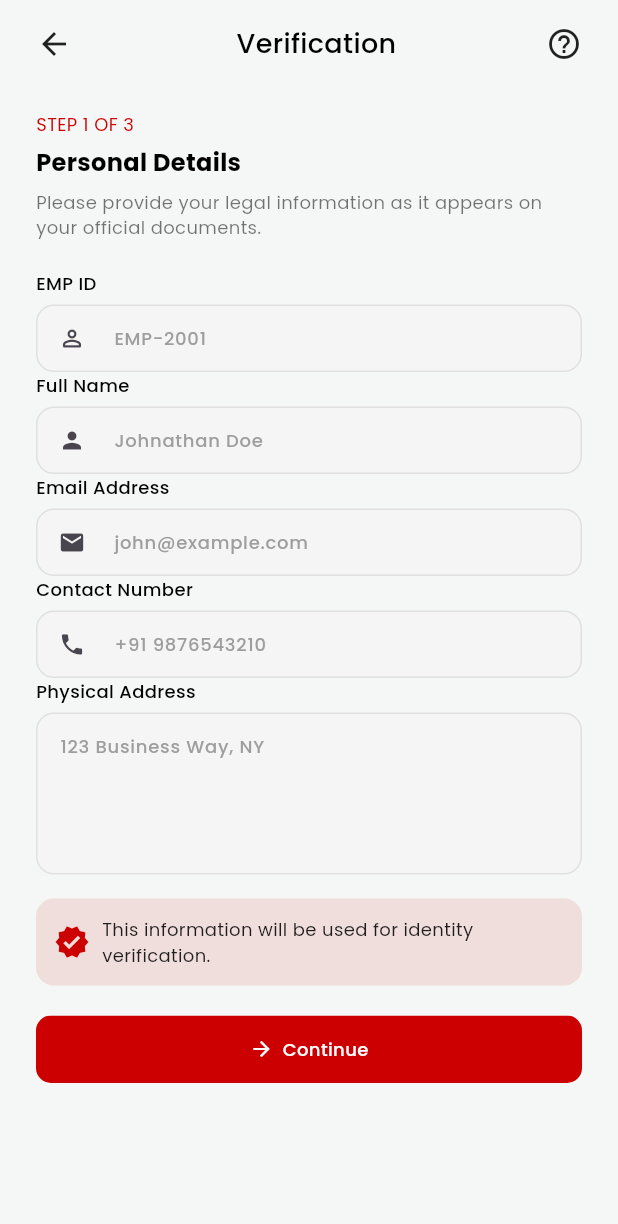
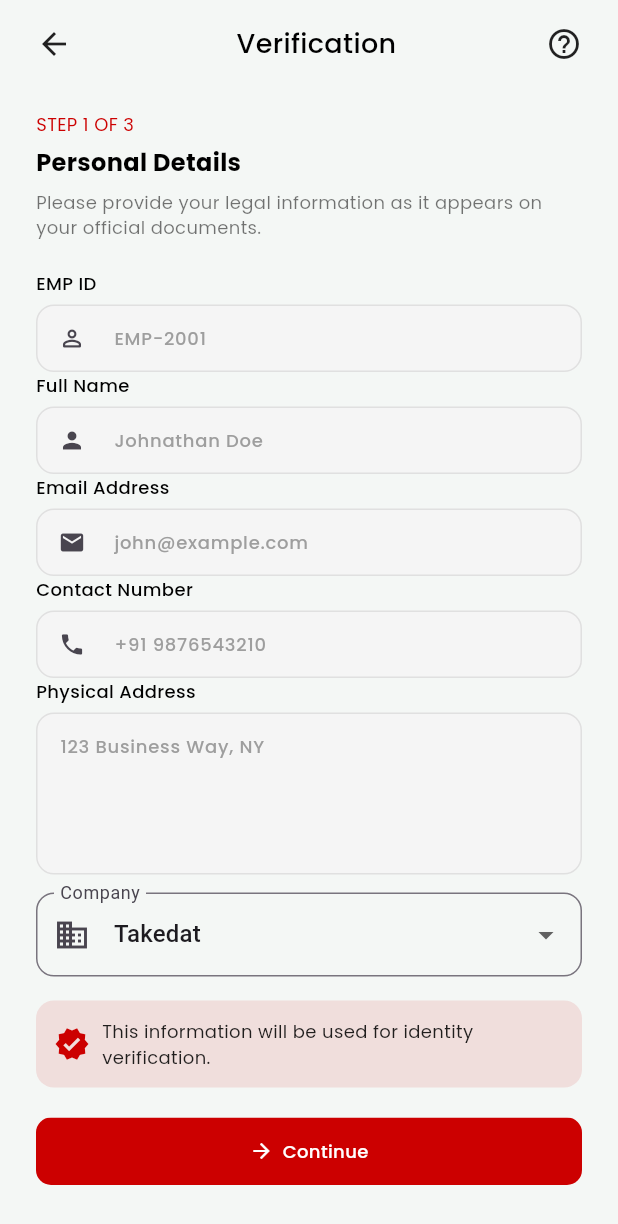
Before and after one commit to HimanshuSwami-Developer/Takedat_System, a Flutter app: the RegisterScreen screen opened by its route, on a phone screen of 412 x 824 dp. Shown: the top 1224 px of the screen. Run offline on Flutter 3.47's test engine with Material 3 defaults, Android fonts, the phone set to English and light mode, and no system bars; our stand-ins replace bloc, flutter_bloc, go_router, google_fonts, image_picker, pdf and 4 more; missing offline and left inert: dart:html, google_mlkit_text_recognition; accounts and stored records are empty.

Commit message:
add company code in this

```diff
--- a/lib/constant/session_keys.dart
+++ b/lib/constant/session_keys.dart
@@ -8,7 +8,7 @@ class SessionKeys {
   static const String phone = "phone";
   static const String address = "address";
   static const String role = "role";
-
+  static const String companyCode = 'companyCode';
   /// AUTH
   static const String isLoggedIn = "isLoggedIn";
 
--- a/lib/models/users_model.dart
+++ b/lib/models/users_model.dart
@@ -7,6 +7,7 @@ class UserModel {
   final String phone;
   final String address;
   final String role;
+  final String companyCode;
   final DateTime? createdAt;
   final bool isActive;
 
@@ -18,6 +19,7 @@ class UserModel {
     required this.phone,
     required this.address,
     required this.role,
+    required this.companyCode,
     required this.isActive,
     this.createdAt,
   });
@@ -32,6 +34,7 @@ class UserModel {
       phone: '',
       address: '',
       role: '',
+      companyCode: '',
       isActive: false,
       createdAt: null,
     );
@@ -46,6 +49,7 @@ class UserModel {
       "phone": phone,
       "address": address,
       "role": role,
+      "company_code": companyCode,
       "is_active": isActive,
     };
   }
@@ -69,6 +73,8 @@ class UserModel {
 
       role: map['role'] ?? '',
 
+      companyCode: map['company_code'] ?? '',
+
       isActive: map['is_active'] == true || map['is_active'] == 1,
 
       createdAt: map['created_at'] != null
@@ -88,7 +94,8 @@ class UserModel {
     String? phone,
     String? address,
     String? role,
-      bool? isActive,
+    String? companyCode,
+    bool? isActive,
     DateTime? createdAt,
   }) {
     return UserModel(
@@ -99,6 +106,7 @@ class UserModel {
       phone: phone ?? this.phone,
       address: address ?? this.address,
       role: role ?? this.role,
+      companyCode: companyCode ?? this.companyCode,
       isActive: isActive ?? this.isActive,
       createdAt: createdAt ?? this.createdAt,
     );
@@ -115,6 +123,7 @@ UserModel(
   phone: $phone,
   address: $address,
   role: $role,
+  companyCode: $companyCode,
   isActive: $isActive,
   createdAt: $createdAt
 )
--- a/lib/repository/payment_repo.dart
+++ b/lib/repository/payment_repo.dart
@@ -271,6 +271,7 @@ class PaymentTrackRepository {
       phone:     (map['phone']     ?? '').toString(),
       address:   (map['address']   ?? '').toString(),
       role:      (map['role']      ?? '').toString(),
+      companyCode: (map['company_code'] ?? '').toString(),
       isActive:  map['is_active'] == true || map['is_active'] == 1,
       createdAt: _parseDate(map['created_at']),
     );
--- a/lib/screens/auth/register/bloc/register_bloc.dart
+++ b/lib/screens/auth/register/bloc/register_bloc.dart
@@ -32,8 +32,9 @@ class RegisterBloc extends Bloc<RegisterEvent, RegisterState> {
           email: event.email,
           phone: event.phone,
           address: event.address,
+          companyCode: event.companyCode,
           isActive: false,
-          role: 'user',
+          role: 'employee',
         );
 
         final registeredUser = await repository.registerUser(user);
--- a/lib/screens/auth/register/bloc/register_event.dart
+++ b/lib/screens/auth/register/bloc/register_event.dart
@@ -12,6 +12,7 @@ class RegisterUserEvent extends RegisterEvent {
   final String email;
   final String phone;
   final String address;
+  final String companyCode;
 
   RegisterUserEvent({
     required this.empId,
@@ -19,6 +20,7 @@ class RegisterUserEvent extends RegisterEvent {
     required this.email,
     required this.phone,
     required this.address,
+    required this.companyCode,
   });
 }
 
--- a/lib/screens/auth/register/steps/personal_details_step.dart
+++ b/lib/screens/auth/register/steps/personal_details_step.dart
@@ -35,6 +35,12 @@ class _PersonalDetailsStepState
   final emailController = TextEditingController();
   final phoneController = TextEditingController();
   final addressController = TextEditingController();
+
+  static const _companies = [
+    {'code': 'takedat', 'label': 'Takedat'},
+  ];
+
+  String _selectedCompanyCode = 'takedat';
 
   @override
   void dispose() {
@@ -77,6 +83,11 @@ class _PersonalDetailsStepState
     await SessionManager.saveString(
       SessionKeys.address,
       addressController.text.trim(),
+    );
+
+    await SessionManager.saveString(
+      SessionKeys.companyCode,
+      _selectedCompanyCode,
     );
   }
 
@@ -193,6 +204,33 @@ class _PersonalDetailsStepState
                 isTextArea: true,
               ),
 
+              const SizedBox(height: 12),
+
+              /// COMPANY CODE DROPDOWN
+              DropdownButtonFormField<String>(
+                value: _selectedCompanyCode,
+                decoration: InputDecoration(
+                  labelText: "Company",
+                  prefixIcon: const Icon(Icons.business),
+                  border: OutlineInputBorder(
+                    borderRadius: BorderRadius.circular(12),
+                  ),
+                ),
+                items: _companies
+                    .map(
+                      (c) => DropdownMenuItem<String>(
+                        value: c['code'],
+                        child: Text(c['label']!),
+                      ),
+                    )
+                    .toList(),
+                onChanged: (value) {
+                  if (value != null) {
+                    setState(() => _selectedCompanyCode = value);
+                  }
+                },
+              ),
+
               const SizedBox(height: 16),
 
               /// INFO BOX
@@ -262,6 +300,7 @@ class _PersonalDetailsStepState
                       email: emailController.text.trim(),
                       phone: phoneController.text.trim(),
                       address: addressController.text.trim(),
+                      companyCode: _selectedCompanyCode,
                     ),
                   );
                 },
```
Also changed, not shown: lib/repository/user_repo.dart (+10 -9 lines), 1 other file.
